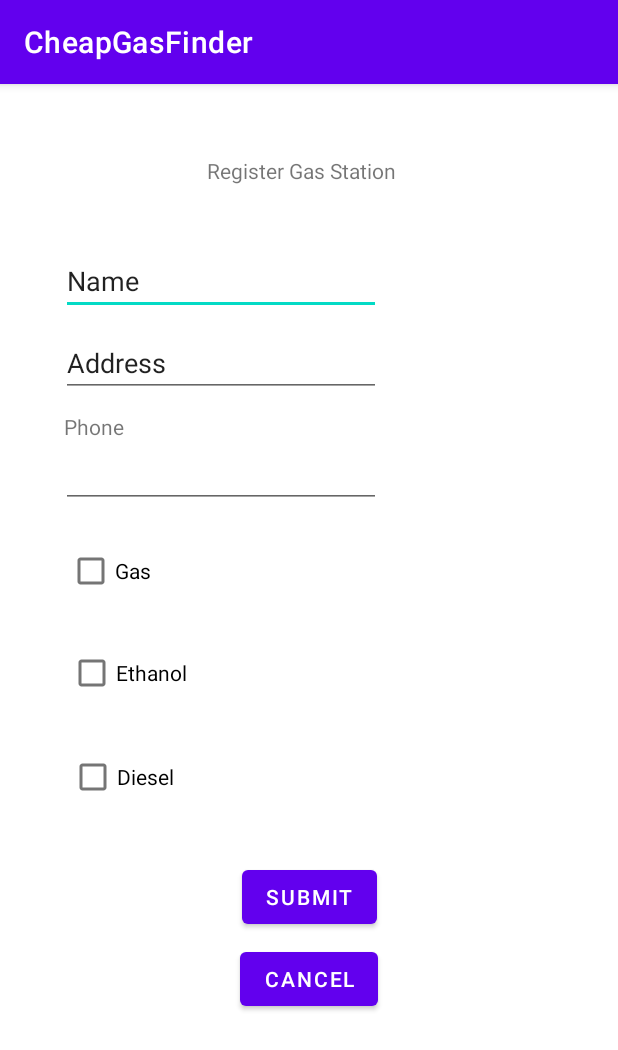
After one commit to AlaKlein/CheapGasFinder, an Android app: the GasStationRegistration screen opened directly, with no data from a screen before it, on a phone screen of 412 x 824 dp. The commit adds this screen. Shown: the top 1050 px of the screen. Run offline under Robolectric (Android 15) with nearby library versions, the phone set to English and light mode, and no system bars; our stand-ins replace Firebase (no records; nobody signed in at launch, a user with empty details on screens opened directly).

Commit message:
Created Gas Station Model. Implementation of Gas Station CRUD registration and save method.

```diff
--- a/app/src/main/AndroidManifest.xml
+++ b/app/src/main/AndroidManifest.xml
@@ -13,7 +13,9 @@
         android:supportsRtl="true"
         android:theme="@style/Theme.CheapGasFinder"
         tools:targetApi="31">
-
+        <activity
+            android:name=".GasStationRegistration"
+            android:exported="false" />
         <!--
              TODO: Before you run your application, you need a Google Maps API key.
 
--- /dev/null
+++ b/app/src/main/java/com/example/cheapgasfinder/GasStationRegistration.java
@@ -0,0 +1,80 @@
+package com.example.cheapgasfinder;
+
+import androidx.appcompat.app.AppCompatActivity;
+
+import android.os.Bundle;
+import android.text.TextUtils;
+import android.view.View;
+import android.widget.Button;
+import android.widget.CheckBox;
+import android.widget.EditText;
+
+import com.example.cheapgasfinder.model.GasStationModel;
+import com.google.firebase.auth.FirebaseAuth;
+
+public class GasStationRegistration extends AppCompatActivity {
+
+    private FirebaseAuth mAuth;
+    private EditText edName = null;
+    private EditText edAddress = null;
+    private EditText edPhone = null;
+    private CheckBox cbGas = null;
+    private CheckBox cbEthanol = null;
+    private CheckBox cbDiesel = null;
+    private Button btSubmitGasStation = null;
+    private Button btCancelGasStation = null;
+
+
+    @Override
+    protected void onCreate(Bundle savedInstanceState) {
+        super.onCreate(savedInstanceState);
+        setContentView(R.layout.activity_gas_station_registration);
+
+        edName = findViewById(R.id.edName);
+        edAddress = findViewById(R.id.edAddress);
+        edPhone = findViewById(R.id.edPhone);
+        cbGas = findViewById(R.id.cbGas);
+        cbEthanol = findViewById(R.id.cbEthanol);
+        cbDiesel = findViewById(R.id.cbDiesel);
+        btSubmitGasStation = findViewById(R.id.btSubmitGasStation);
+        btCancelGasStation = findViewById(R.id.btCancelGasStation);
+
+        btSubmitGasStation.setOnClickListener(new View.OnClickListener() {
+            @Override
+            public void onClick(View view) {
+                GasStationModel gs = new GasStationModel();
+                gs.setName(edName.getText().toString());
+                gs.setAddress(edAddress.getText().toString());
+                gs.setTelephone(edPhone.getText().toString());
+                if (cbGas.isChecked()) {
+                   gs.setGas(1);
+                }else{
+                    gs.setGas(0);
+                }
+                if (cbEthanol.isChecked()) {
+                    gs.setEthanol(1);
+                }else{
+                    gs.setEthanol(0);
+                }
+                if (cbDiesel.isChecked()) {
+                    gs.setDiesel(1);
+                }else{
+                    gs.setDiesel(0);
+                }
+
+                //if(!TextUtils.isEmpty("edName") || !TextUtils.isEmpty("edAddress") || !TextUtils.isEmpty("edPhone")) {
+                //gs.setId(mAuth.getUid());
+                gs.save();
+                //}
+            }
+        });
+
+        btCancelGasStation.setOnClickListener(new View.OnClickListener() {
+            @Override
+            public void onClick(View view) {
+                finish();
+            }
+        });
+
+    }
+}
--- a/app/src/main/java/com/example/cheapgasfinder/MainActivity.java
+++ b/app/src/main/java/com/example/cheapgasfinder/MainActivity.java
@@ -76,7 +76,7 @@ public class MainActivity extends AppCompatActivity {
                         @Override
                         public void onComplete(@NonNull Task<AuthResult> task) {
                             if (task.isSuccessful()) {
-                                Intent intent = new Intent(MainActivity.this, MapsActivity.class);
+                                Intent intent = new Intent(MainActivity.this, Home.class);
                                 intent.setAction(Intent.ACTION_VIEW);
                                 startActivity(intent);
                             }else {
@@ -105,7 +105,9 @@ public class MainActivity extends AppCompatActivity {
         super.onStart();
         FirebaseUser currentuser = FirebaseAuth.getInstance().getCurrentUser();
         if (currentuser == null) {
-
+            //Intent intent = new Intent(MainActivity.this, MainActivity.class);
+            //intent.setAction(Intent.ACTION_VIEW);
+            //startActivity(intent);
         }
     }
 }
--- /dev/null
+++ b/app/src/main/res/layout/activity_gas_station_registration.xml
@@ -0,0 +1,153 @@
+<?xml version="1.0" encoding="utf-8"?>
+<androidx.constraintlayout.widget.ConstraintLayout xmlns:android="http://schemas.android.com/apk/res/android"
+    xmlns:app="http://schemas.android.com/apk/res-auto"
+    xmlns:tools="http://schemas.android.com/tools"
+    android:layout_width="match_parent"
+    android:layout_height="match_parent"
+    tools:context=".GasStationRegistration">
+
+    <TextView
+        android:id="@+id/textView8"
+        android:layout_width="136dp"
+        android:layout_height="38dp"
+        android:layout_marginStart="137dp"
+        android:layout_marginTop="29dp"
+        android:layout_marginEnd="138dp"
+        android:layout_marginBottom="664dp"
+        android:text="Register Gas Station"
+        app:layout_constraintBottom_toBottomOf="parent"
+        app:layout_constraintEnd_toEndOf="parent"
+        app:layout_constraintStart_toStartOf="parent"
+        app:layout_constraintTop_toTopOf="parent" />
+
+    <EditText
+        android:id="@+id/edName"
+        android:layout_width="wrap_content"
+        android:layout_height="wrap_content"
+        android:layout_marginStart="42dp"
+        android:layout_marginTop="90dp"
+        android:layout_marginEnd="159dp"
+        android:layout_marginBottom="596dp"
+        android:ems="10"
+        android:inputType="textPersonName"
+        android:text="Name"
+        app:layout_constraintBottom_toBottomOf="parent"
+        app:layout_constraintEnd_toEndOf="parent"
+        app:layout_constraintStart_toStartOf="parent"
+        app:layout_constraintTop_toTopOf="parent" />
+
+    <EditText
+        android:id="@+id/edAddress"
+        android:layout_width="wrap_content"
+        android:layout_height="wrap_content"
+        android:layout_marginStart="42dp"
+        android:layout_marginTop="145dp"
+        android:layout_marginEnd="159dp"
+        android:layout_marginBottom="541dp"
+        android:ems="10"
+        android:inputType="textPersonName"
+        android:text="Address"
+        app:layout_constraintBottom_toBottomOf="parent"
+        app:layout_constraintEnd_toEndOf="parent"
+        app:layout_constraintStart_toStartOf="parent"
+        app:layout_constraintTop_toTopOf="parent" />
+
+    <EditText
+        android:id="@+id/edPhone"
+        android:layout_width="wrap_content"
+        android:layout_height="wrap_content"
+        android:layout_marginStart="42dp"
+        android:layout_marginTop="219dp"
+        android:layout_marginEnd="159dp"
+        android:layout_marginBottom="467dp"
+        android:ems="10"
+        android:inputType="phone"
+        app:layout_constraintBottom_toBottomOf="parent"
+        app:layout_constraintEnd_toEndOf="parent"
+        app:layout_constraintStart_toStartOf="parent"
+        app:layout_constraintTop_toTopOf="parent" />
+
+    <TextView
+        android:id="@+id/textView10"
+        android:layout_width="wrap_content"
+        android:layout_height="wrap_content"
+        android:layout_marginStart="42dp"
+        android:layout_marginTop="200dp"
+        android:layout_marginEnd="329dp"
+        android:layout_marginBottom="512dp"
+        android:text="Phone"
+        app:layout_constraintBottom_toBottomOf="parent"
+        app:layout_constraintEnd_toEndOf="parent"
+        app:layout_constraintStart_toStartOf="parent"
+        app:layout_constraintTop_toTopOf="parent" />
+
+    <CheckBox
+        android:id="@+id/cbGas"
+        android:layout_width="wrap_content"
+        android:layout_height="wrap_content"
+        android:layout_marginStart="44dp"
+        android:layout_marginTop="282dp"
+        android:layout_marginEnd="311dp"
+        android:layout_marginBottom="401dp"
+        android:text="Gas"
+        app:layout_constraintBottom_toBottomOf="parent"
+        app:layout_constraintEnd_toEndOf="parent"
+        app:layout_constraintStart_toStartOf="parent"
+        app:layout_constraintTop_toTopOf="parent" />
+
+    <CheckBox
+        android:id="@+id/cbEthanol"
+        android:layout_width="wrap_content"
+        android:layout_height="wrap_content"
+        android:layout_marginStart="45dp"
+        android:layout_marginTop="350dp"
+        android:layout_marginEnd="287dp"
+        android:layout_marginBottom="333dp"
+        android:text="Ethanol"
+        app:layout_constraintBottom_toBottomOf="parent"
+        app:layout_constraintEnd_toEndOf="parent"
+        app:layout_constraintStart_toStartOf="parent"
+        app:layout_constraintTop_toTopOf="parent" />
+
+    <CheckBox
+        android:id="@+id/cbDiesel"
+        android:layout_width="wrap_content"
+        android:layout_height="wrap_content"
+        android:layout_marginStart="45dp"
+        android:layout_marginTop="419dp"
+        android:layout_marginEnd="296dp"
+        android:layout_marginBottom="264dp"
+        android:text="Diesel"
+        app:layout_constraintBottom_toBottomOf="parent"
+        app:layout_constraintEnd_toEndOf="parent"
+        app:layout_constraintStart_toStartOf="parent"
+        app:layout_constraintTop_toTopOf="parent" />
+
+    <Button
+        android:id="@+id/btSubmitGasStation"
+        android:layout_width="wrap_content"
+        android:layout_height="wrap_content"
+        android:layout_marginStart="160dp"
+        android:layout_marginTop="499dp"
+        android:layout_marginEnd="160dp"
+        android:layout_marginBottom="184dp"
+        android:text="Submit"
+        app:layout_constraintBottom_toBottomOf="parent"
+        app:layout_constraintEnd_toEndOf="parent"
+        app:layout_constraintStart_toStartOf="parent"
+        app:layout_constraintTop_toTopOf="parent" />
+
+    <Button
+        android:id="@+id/btCancelGasStation"
+        android:layout_width="wrap_content"
+        android:layout_height="wrap_content"
+        android:layout_marginStart="159dp"
+        android:layout_marginTop="554dp"
+        android:layout_marginEnd="159dp"
+        android:layout_marginBottom="129dp"
+        android:text="Cancel"
+        app:layout_constraintBottom_toBottomOf="parent"
+        app:layout_constraintEnd_toEndOf="parent"
+        app:layout_constraintStart_toStartOf="parent"
+        app:layout_constraintTop_toTopOf="parent" />
+</androidx.constraintlayout.widget.ConstraintLayout>
```
Also changed, not shown: app/src/main/java/com/example/cheapgasfinder/Home.java (+47 -0 lines), app/src/main/java/com/example/cheapgasfinder/model/GasStationModel.java (added, +94 -0 lines), app/src/main/res/layout/activity_home.xml (+46 -4 lines).
